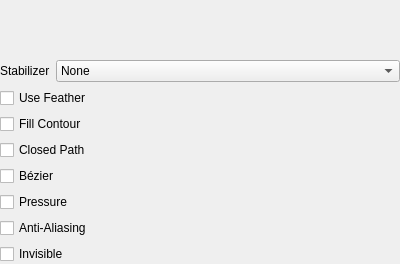
The window that app/ui/strokeoptionswidget.ui (pencil2d/pencil) describes before a commit, drawn with Qt 5.
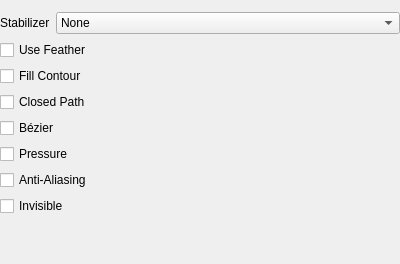
The same window after the commit. Custom widgets are drawn as their Qt base class.

Commit message:
Add missing spacers
So the UI elements do not float

```diff
--- a/app/ui/strokeoptionswidget.ui
+++ b/app/ui/strokeoptionswidget.ui
@@ -168,6 +168,19 @@
        </property>
       </widget>
      </item>
+     <item>
+      <spacer name="verticalSpacer">
+       <property name="orientation">
+        <enum>Qt::Orientation::Vertical</enum>
+       </property>
+       <property name="sizeHint" stdset="0">
+        <size>
+         <width>20</width>
+         <height>40</height>
+        </size>
+       </property>
+      </spacer>
+     </item>
     </layout>
    </item>
   </layout>
```
The commit also changes 1 other file.
